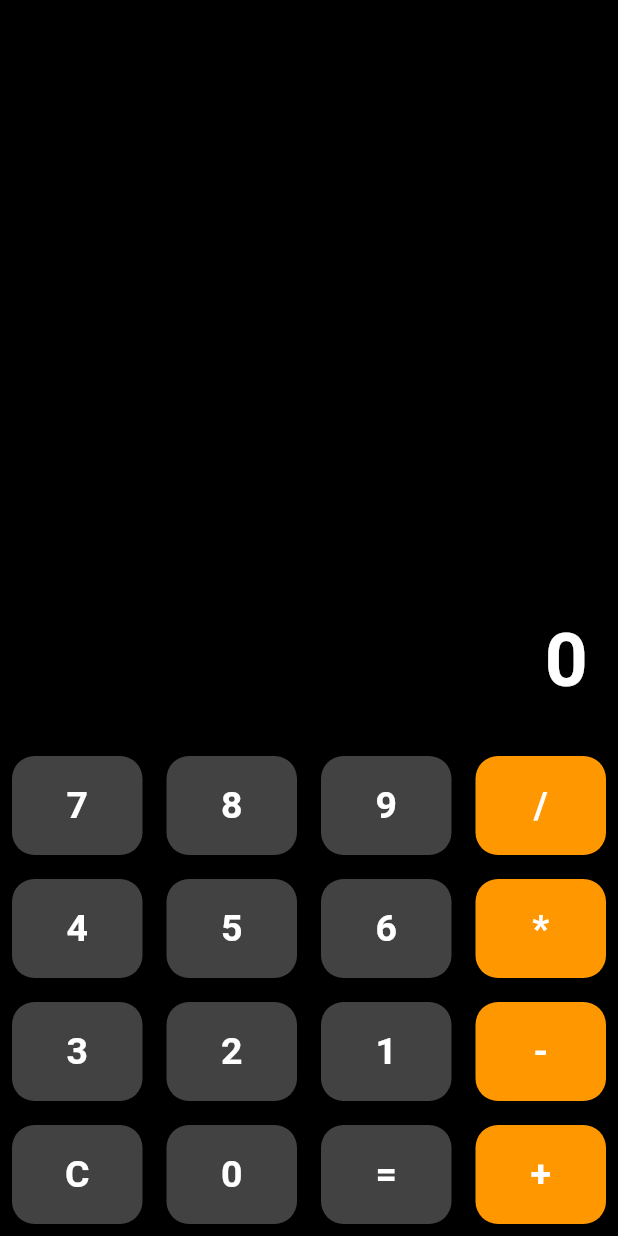
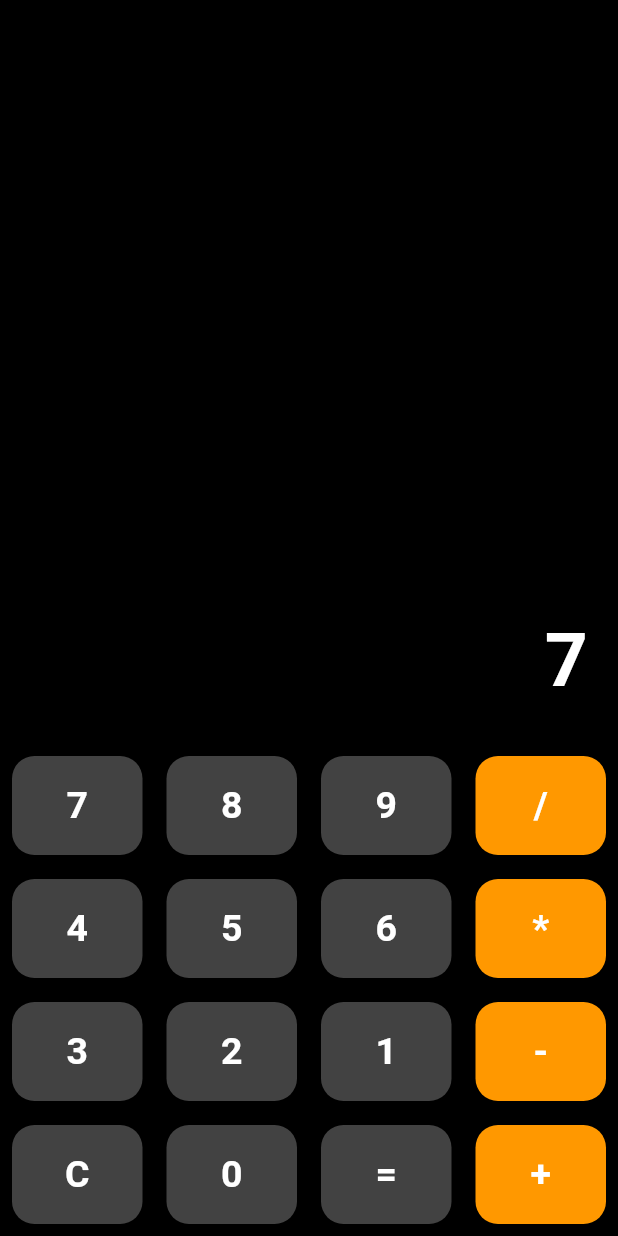
Before and after one commit to majidbhuiyan20/Flutter-Practice, a Flutter app: the CalculatorApp screen opened by its route, after a tap on an icon or button, on a phone screen of 412 x 824 dp. Run offline on Flutter 3.47's test engine with Material 3 defaults, Android fonts, the phone set to English and light mode, and no system bars; our stand-ins replace badges, cloud_firestore, firebase_auth, firebase_core, flutter_riverpod, fluttertoast and 4 more; accounts and stored records are empty.

Commit message:
make basic calculator app logic

```diff
--- a/lib/project/calculator/calculatorApp.dart
+++ b/lib/project/calculator/calculatorApp.dart
@@ -9,6 +9,59 @@ class CalculatorApp extends StatefulWidget {
 }
 
 class _CalculatorAppState extends State<CalculatorApp> {
+
+  String _output = '0';
+  String _input = '0';
+  String _operator = '0';
+  double num1 = 0;
+  double num2 = 0;
+
+void buttonPressed(String value){
+  print("Print Vlaue: $value");
+
+  setState(() {
+    if(value == 'C'){
+     _output = '0';
+     _input = '0';
+     _operator = '';
+     num1 = 0;
+     num2 = 0;
+    }
+    else if(value == '='){
+      num2 = double.parse(_input);
+      if(_operator == '+'){
+        _output = (num1 + num2).toString();
+      }
+      else if(_operator == '-'){
+        _output = (num1 - num2).toString();
+      }
+      else if(_operator == '*'){
+        _output = (num1 * num2).toString();
+      }
+      else if(_operator == '/'){
+        _output = num2 !=0 ? (num1 / num2).toString(): "Error";
+
+      }
+    }
+    else if(value == '+' || value == '-' || value == '*' || value == '/'){
+      num1 = double.parse(_input);
+      _operator = value;
+      _input = '';
+    }
+    else{
+      if(_input == '0'){
+        _input = value;
+      }
+      else
+        {
+          _input += value;
+        }
+      _output = _input;
+    }
+
+  });
+}
+
   @override
   Widget build(BuildContext context) {
     return Scaffold(
@@ -18,40 +71,44 @@ class _CalculatorAppState extends State<CalculatorApp> {
           mainAxisAlignment: MainAxisAlignment.end,
           children: [
             Container(
-              child: Text("0", style: TextStyle(fontSize: 50, color: Colors.white, fontWeight: FontWeight.bold),),
               alignment: Alignment.bottomRight,
               padding: EdgeInsets.all(20),
+              child: Column(
+                children: [
+                  Text(_output, style: TextStyle(fontSize: 50, color: Colors.white, fontWeight: FontWeight.bold),),
+                ],
+              ),
             ),
             Row(
               children: [
-                buildCalculatorButton(onClick:(){}, text: '7', color: null,),
-                buildCalculatorButton(onClick:(){}, text: '8', color: null,),
-                buildCalculatorButton(onClick:(){}, text: '9', color: null,),
-                buildCalculatorButton(onClick:(){}, text: '/', color: Colors.orange,),
+                buildCalculatorButton(onClick:()=> buttonPressed('7'), text: '7', color: null,),
+                buildCalculatorButton(onClick:()=> buttonPressed('8'), text: '8', color: null,),
+                buildCalculatorButton(onClick:()=> buttonPressed('9'), text: '9', color: null,),
+                buildCalculatorButton(onClick:()=> buttonPressed('/'), text: '/', color: Colors.orange,),
               ],
             ),
             Row(
               children: [
-                buildCalculatorButton(onClick:(){}, text: '4', color: null,),
-                buildCalculatorButton(onClick:(){}, text: '5', color: null,),
-                buildCalculatorButton(onClick:(){}, text: '6', color: null,),
-                buildCalculatorButton(onClick:(){}, text: '*', color: Colors.orange,),
+                buildCalculatorButton(onClick:()=> buttonPressed('4'), text: '4', color: null,),
+                buildCalculatorButton(onClick:()=> buttonPressed('5'), text: '5', color: null,),
+                buildCalculatorButton(onClick:()=> buttonPressed('6'), text: '6', color: null,),
+                buildCalculatorButton(onClick:()=> buttonPressed('*'), text: '*', color: Colors.orange,),
               ],
             ),
             Row(
               children: [
-                buildCalculatorButton(onClick:(){}, text: '3', color: null,),
-                buildCalculatorButton(onClick:(){}, text: '2', color: null,),
-                buildCalculatorButton(onClick:(){}, text: '1', color: null,),
-                buildCalculatorButton(onClick:(){}, text: '-', color: Colors.orange,),
+                buildCalculatorButton(onClick:()=> buttonPressed('3'), text: '3', color: null,),
+                buildCalculatorButton(onClick:()=> buttonPressed('2'), text: '2', color: null,),
+                buildCalculatorButton(onClick:()=> buttonPressed('1'), text: '1', color: null,),
+                buildCalculatorButton(onClick:()=> buttonPressed('-'), text: '-', color: Colors.orange,),
               ],
             ),
             Row(
               children: [
-                buildCalculatorButton(onClick:(){}, text: 'C', color: null,),
-                buildCalculatorButton(onClick:(){}, text: '0', color: null,),
-                buildCalculatorButton(onClick:(){}, text: '=', color: null,),
-                buildCalculatorButton(onClick:(){}, text: '+', color: Colors.orange,),
+                buildCalculatorButton(onClick:()=> buttonPressed('C'), text: 'C', color: null,),
+                buildCalculatorButton(onClick:()=> buttonPressed('0'), text: '0', color: null,),
+                buildCalculatorButton(onClick:()=> buttonPressed('='), text: '=', color: null,),
+                buildCalculatorButton(onClick:()=> buttonPressed('+'), text: '+', color: Colors.orange,),
               ],
             )
             ],
```
